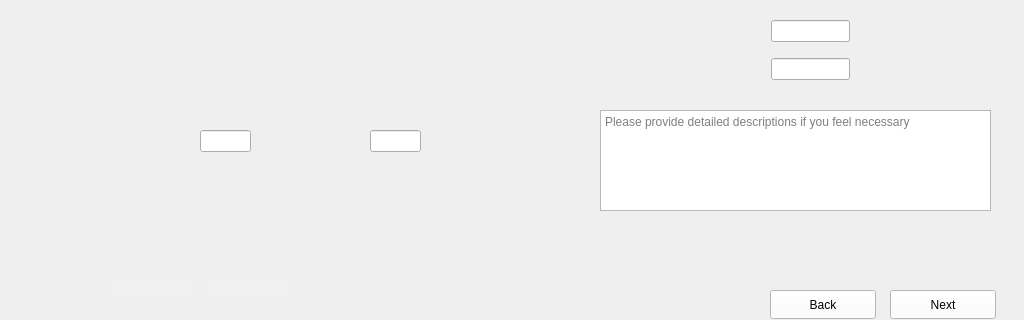
Qt form UI_design/LoginUI_Design/Instruction_Window.ui (ApplyKCL/SNYProject) before a commit; both pictures show x 0 to 1024 and y 280 to 600 of the 1024 by 600 pixel window.
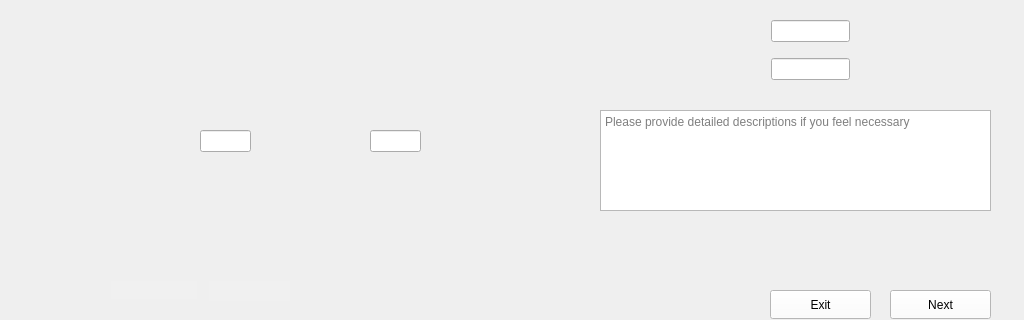
The same form after that commit. The open tabs and pages were chosen to show the change. Icons and pictures are not drawn.

Commit message: update close button in admin window

The edit to the form file:
```diff
--- a/UI_design/LoginUI_Design/Instruction_Window.ui
+++ b/UI_design/LoginUI_Design/Instruction_Window.ui
@@ -4100,7 +4100,7 @@
          <rect>
           <x>770</x>
           <y>570</y>
-          <width>106</width>
+          <width>101</width>
           <height>29</height>
          </rect>
         </property>
@@ -4119,7 +4119,7 @@
 }</string>
         </property>
         <property name="text">
-         <string>Back</string>
+         <string>Exit</string>
         </property>
        </widget>
        <widget class="QPushButton" name="Lap_First_Epoxy_Fill_Next">
@@ -4127,7 +4127,7 @@
          <rect>
           <x>890</x>
           <y>570</y>
-          <width>106</width>
+          <width>101</width>
           <height>29</height>
          </rect>
         </property>
@@ -4169,10 +4169,10 @@
        <widget class="QLineEdit" name="Lap_First_Epoxy_Fill_Initials">
         <property name="geometry">
          <rect>
-          <x>204</x>
+          <x>209</x>
           <y>561</y>
-          <width>86</width>
-          <height>18</height>
+          <width>81</width>
+          <height>20</height>
          </rect>
         </property>
         <property name="styleSheet">
```
Left out of the diff: 172 changed lines with no effect on the pictures. The commit also changes 3 other files.
